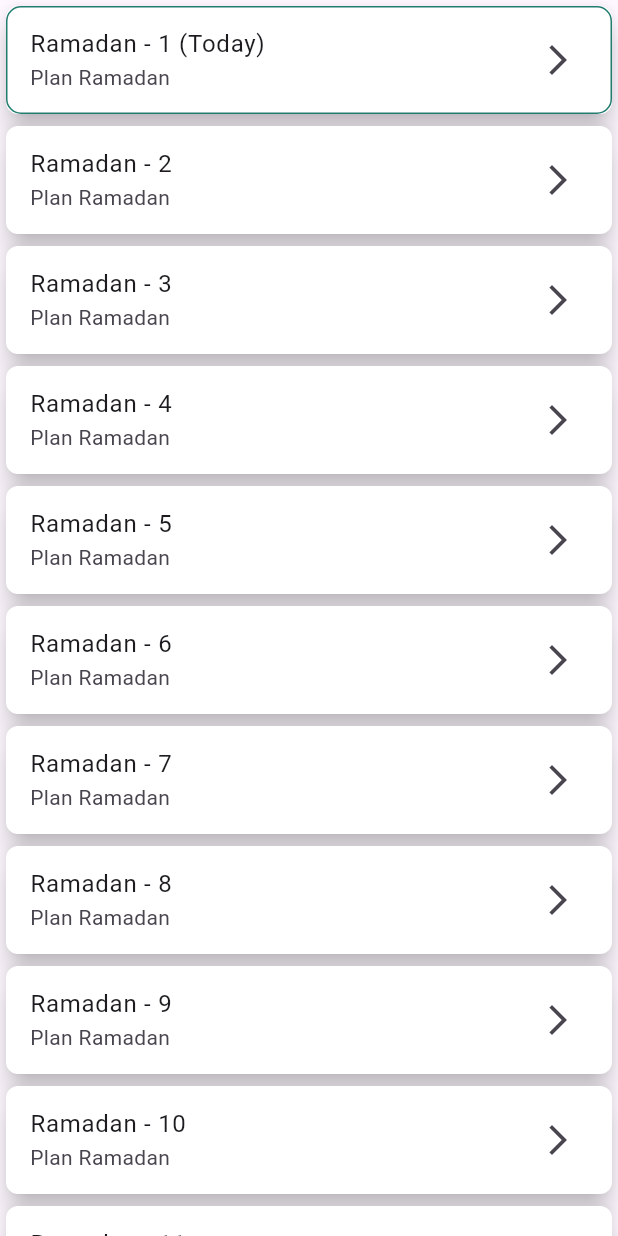
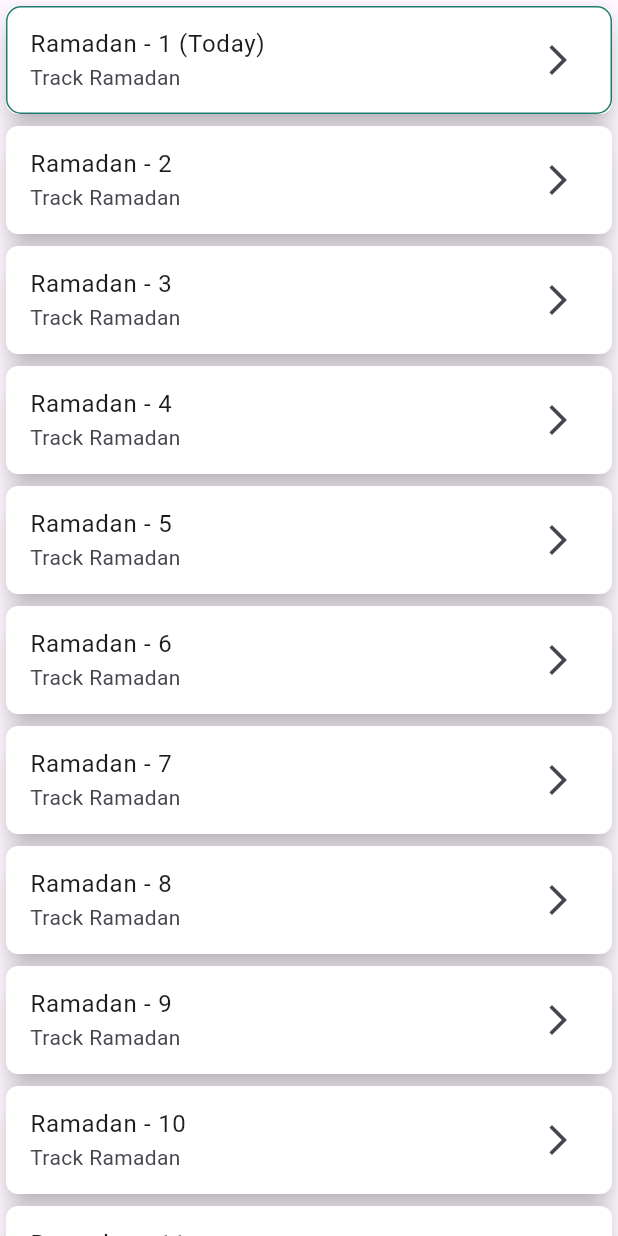
Before and after one commit to rahatcse5bu/Ramadan-Tracker, a Flutter app: the RamadanDaysList widget shown alone on an empty page, opened directly, on a phone screen of 412 x 824 dp. Run offline on Flutter 3.47's test engine with Material 3 defaults, Android fonts, the light colour scheme and no system bars; our stand-ins replace confetti, dartz, expandable_text, flutter_screenutil, fluttertoast, get and 4 more; accounts and stored records are empty; network calls fail.

Commit message:
Home dashboard bad element issue fixed

```diff
--- a/lib/app/translation/translation_keys.dart
+++ b/lib/app/translation/translation_keys.dart
@@ -12,6 +12,7 @@ class TranslationKeys {
   static const String prayerTimes = 'prayer_times';
   static const String trackPrayers = 'track_prayers';
   static const String trackFasting = 'track_fasting';
+  static const String trackRamadan = 'trackRamadan';
 
   static const String selectedVerses = 'selected_verses'; // New key
   static const String selectedHadith = 'selected_hadith';
@@ -59,6 +60,7 @@ final Map<String, String> bnBd = {
   TranslationKeys.prayerTimes: 'নামাজের সময়',
   TranslationKeys.trackPrayers: 'নামাজ ট্র্যাক করুন',
   TranslationKeys.trackFasting: 'রোজা ট্র্যাক করুন',
+  TranslationKeys.trackRamadan: 'রমাদ্বন ট্র্যাক করুন',
   TranslationKeys.selectedVerses: 'নির্বাচিত আয়াত',
   TranslationKeys.selectedHadith: 'নির্বাচিত হাদিস',
   TranslationKeys.salafQuotes: 'সালাফদের বক্তব্য',
@@ -109,6 +111,7 @@ final Map<String, String> enUs = {
   TranslationKeys.salafQuotes: 'Salaf Quotes',
   TranslationKeys.ramadan: 'Ramadan',
   TranslationKeys.planRamadan: 'Plan Ramadan',
+  TranslationKeys.trackRamadan: 'Track Ramadan',
   TranslationKeys.leaderBoard: 'Leaderboard',
   TranslationKeys.rank: 'Rank',
   TranslationKeys.pointsDisclaimer:
--- a/lib/modules/dashboard/widgets/ramadan_days_list.dart
+++ b/lib/modules/dashboard/widgets/ramadan_days_list.dart
@@ -5,7 +5,6 @@ import 'package:ramadan_tracker/Data/data.dart';
 import '../../../app/constants/app_color.dart';
 import '../../../app/routes/app_pages.dart';
 import '../../../app/translation/translation_keys.dart';
-import '../../../planner.dart';
 import '../controller/dashboard_controller.dart';
 
 class RamadanDaysList extends GetWidget<DashboardController> {
@@ -41,12 +40,12 @@ class RamadanDaysList extends GetWidget<DashboardController> {
                           : Text('${TranslationKeys.ramadan.tr} - ${controller.ramadanList[i]} '),
                   subtitle: i + 1 > 20
                       ? Text(
-                          '${TranslationKeys.planRamadan.tr}',
+                          '${  TranslationKeys.trackRamadan.tr}',
                           style: TextStyle(
                               color: AppColors.primary,
                               fontWeight: FontWeight.bold),
                         )
-                      : Text('${TranslationKeys.planRamadan.tr}'),
+                      : Text('${  TranslationKeys.trackRamadan.tr}'),
                   trailing: i + 1 > 20
                       ? i + 1 == 21 ||
                               i + 1 == 23 ||
--- a/lib/modules/register/models/register_model.dart
+++ b/lib/modules/register/models/register_model.dart
@@ -17,7 +17,7 @@ class RegisterRequestModel {
   Map<String, dynamic> toJson() {
     return {
       "fullName": fullName,
-      "username": userName,
+      "userName": userName,
       "email": email,
       "phone": phone,
       "password": password,
@@ -28,7 +28,7 @@ class RegisterRequestModel {
   factory RegisterRequestModel.fromJson(Map<String, dynamic> json) {
     return RegisterRequestModel(
       fullName: json['fullName'] ?? '',
-      userName: json['username'] ?? '',
+      userName: json['userName'] ?? '',
       email: json['email'] ?? '',
       phone: json['phone'] ?? '',
       password: json['password'] ?? '',
```
Also changed, not shown: lib/modules/dashboard/view/dashboard_view.dart (+18 -7 lines).
